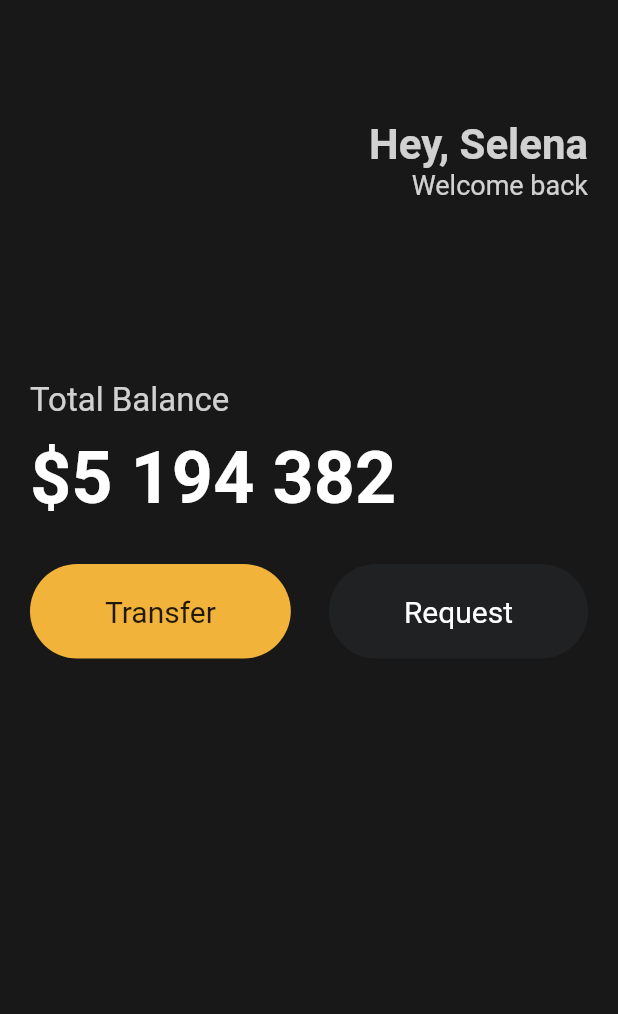
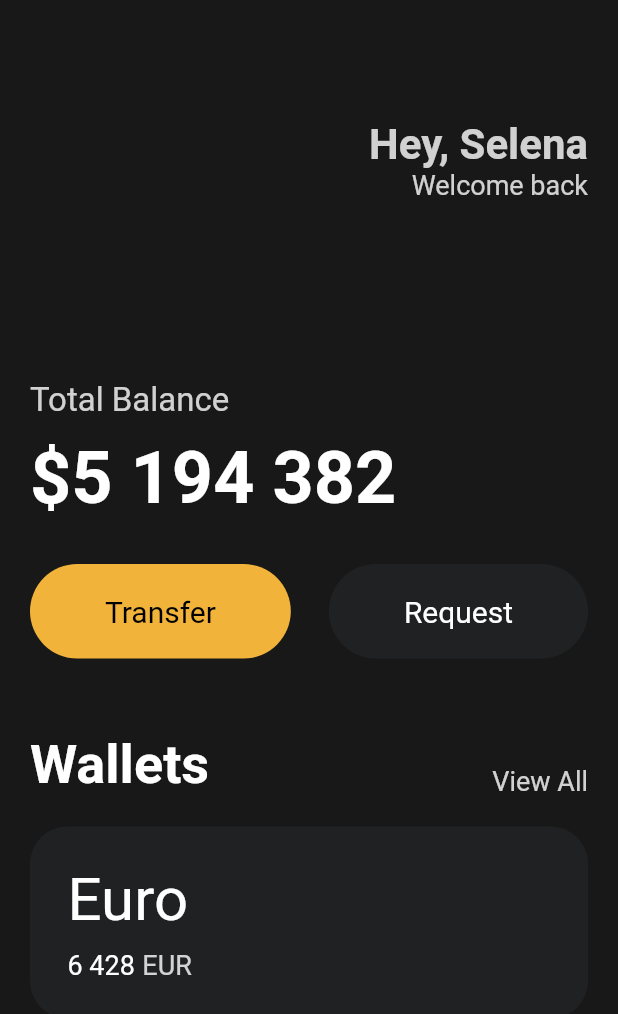
Before and after one commit to a17876/wallet_flutter, a Flutter app: the screen it shows after launch, on a phone screen of 412 x 824 dp. Shown: the top 1014 px of the screen. Run offline on Flutter 3.47's test engine with Material 2 defaults, Android fonts, the phone set to English and light mode, and no system bars.

Commit message:
add button.dart and the container for the wallet card

```diff
--- a/lib/main.dart
+++ b/lib/main.dart
@@ -1,4 +1,5 @@
 import 'package:flutter/material.dart';
+import 'widgets/button.dart';
 
 void main() {
   runApp(const App());
@@ -71,27 +72,90 @@ class App extends StatelessWidget {
             const SizedBox(
               height: 30,
             ),
-            Row(
+            const Row(
               mainAxisAlignment: MainAxisAlignment.spaceBetween,
               children: [
-                const MyButton(),
-                Container(
-                  decoration: BoxDecoration(
-                    color: const Color(0xFF1F2123),
-                    borderRadius: BorderRadius.circular(45),
+                Button(
+                    text: "Transfer",
+                    bgColor: Color(0xFFF2B33A),
+                    textColor: Colors.black),
+                Button(
+                    text: "Request",
+                    bgColor: Color(0xFF1F2123),
+                    textColor: Colors.white),
+              ],
+            ),
+            const SizedBox(
+              height: 50,
+            ),
+            Row(
+              crossAxisAlignment: CrossAxisAlignment.end,
+              mainAxisAlignment: MainAxisAlignment.spaceBetween,
+              children: [
+                const Text(
+                  'Wallets',
+                  style: TextStyle(
+                    fontSize: 36,
+                    color: Colors.white,
+                    fontWeight: FontWeight.bold,
                   ),
-                  child: const Padding(
-                    padding: EdgeInsets.symmetric(
-                      vertical: 20,
-                      horizontal: 50,
-                    ),
-                    child: Text(
-                      'Request',
-                      style: TextStyle(fontSize: 20, color: Colors.white),
-                    ),
+                ),
+                Text(
+                  'View All',
+                  style: TextStyle(
+                    fontSize: 18,
+                    color: Colors.white.withOpacity(0.8),
                   ),
                 ),
               ],
+            ),
+            const SizedBox(
+              height: 20,
+            ),
+            Container(
+              decoration: BoxDecoration(
+                color: const Color(0xFF1F2123),
+                borderRadius: BorderRadius.circular(25),
+              ),
+              child: Padding(
+                padding: const EdgeInsets.all(25),
+                child: Row(
+                  children: [
+                    Column(
+                      crossAxisAlignment: CrossAxisAlignment.start,
+                      children: [
+                        const Text('Euro',
+                            style: TextStyle(
+                              color: Colors.white,
+                              fontSize: 40,
+                            )),
+                        const SizedBox(
+                          height: 10,
+                        ),
+                        Row(
+                          children: [
+                            const Text(
+                              '6 428',
+                              style: TextStyle(
+                                color: Colors.white,
+                                fontSize: 18,
+                              ),
+                            ),
+                            const SizedBox(
+                              width: 5,
+                            ),
+                            Text('EUR',
+                                style: TextStyle(
+                                  color: Colors.white.withOpacity(0.8),
+                                  fontSize: 18,
+                                )),
+                          ],
+                        ),
+                      ],
+                    ),
+                  ],
+                ),
+              ),
             ),
           ],
         ),
@@ -99,31 +163,3 @@ class App extends StatelessWidget {
     ));
   }
 }
-
-class MyButton extends StatelessWidget {
-  const MyButton({
-    super.key,
-  });
-
-  @override
-  Widget build(BuildContext context) {
-    return Container(
-      decoration: BoxDecoration(
-        color: const Color(0xFFF2B33A),
-        borderRadius: BorderRadius.circular(45),
-      ),
-      child: const Padding(
-        padding: EdgeInsets.symmetric(
-          vertical: 20,
-          horizontal: 50,
-        ),
-        child: Text(
-          'Transfer',
-          style: TextStyle(
-            fontSize: 20,
-          ),
-        ),
-      ),
-    );
-  }
-}
--- /dev/null
+++ b/lib/widgets/button.dart
@@ -0,0 +1,36 @@
+import 'package:flutter/material.dart';
+
+class Button extends StatelessWidget {
+  final String text;
+  final Color bgColor;
+  final Color textColor;
+
+  const Button(
+      {super.key,
+      required this.text,
+      required this.bgColor,
+      required this.textColor});
+
+  @override
+  Widget build(BuildContext context) {
+    return Container(
+      decoration: BoxDecoration(
+        color: bgColor,
+        borderRadius: BorderRadius.circular(45),
+      ),
+      child: Padding(
+        padding: const EdgeInsets.symmetric(
+          vertical: 20,
+          horizontal: 50,
+        ),
+        child: Text(
+          text,
+          style: TextStyle(
+            color: textColor,
+            fontSize: 20,
+          ),
+        ),
+      ),
+    );
+  }
+}
```
